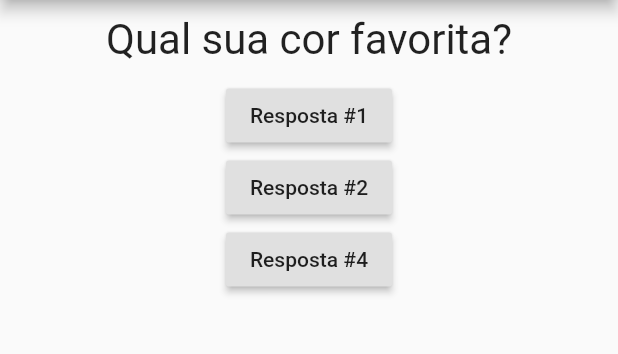
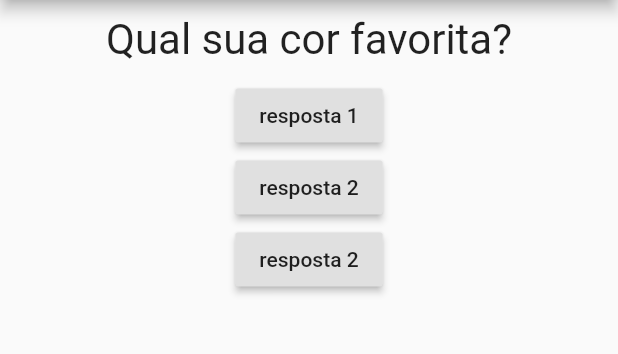
Before and after one commit to brandaoti/flutter-perguntas-resposta-app, a Flutter app: the screen it shows after launch, on a phone screen of 412 x 824 dp, the part 84-438 px from its top. Run offline on Flutter 3.47's test engine with Material 2 defaults, Android fonts, the phone set to English and light mode, and no system bars.

Commit message:
Instanciando class Resposta e add novas funcoes

```diff
--- a/lib/perguntas.dart
+++ b/lib/perguntas.dart
@@ -1,5 +1,6 @@
 import 'package:flutter/material.dart';
 import './questao.dart';
+import './resposta.dart';
 
 class PerguntasAppState extends State<PerguntasApp> {
   var _perguntaSelecionada = 0;
@@ -28,9 +29,9 @@ class PerguntasAppState extends State<PerguntasApp> {
       body: Column(
         children: <Widget>[
           Questao(_perguntas[_perguntaSelecionada]),
-          RaisedButton(child: Text('Resposta #1'), onPressed: _responder),
-          RaisedButton(child: Text('Resposta #2'), onPressed: _responder),
-          RaisedButton(child: Text('Resposta #4'), onPressed: _responder),
+          Resposta('resposta 1', _responder),
+          Resposta('resposta 2', _responder),
+          Resposta('resposta 2', _responder),
         ],
       ),
     );
```
